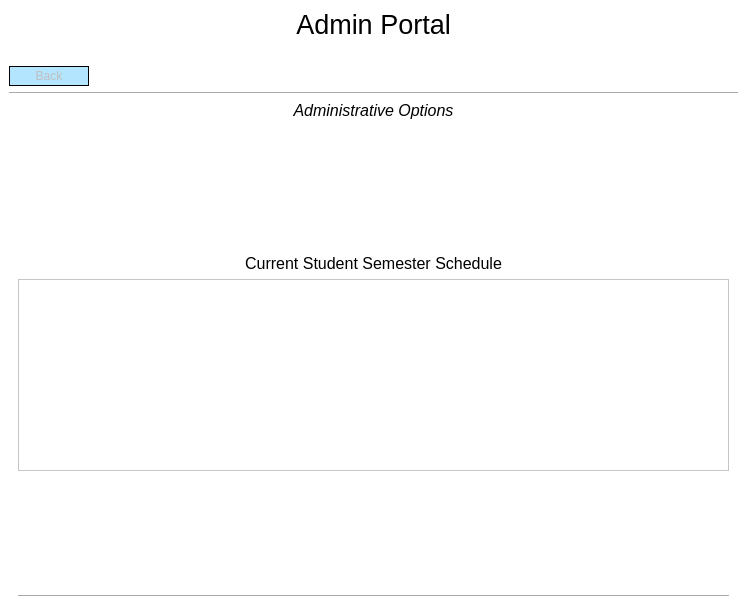
Above: Form Files/adminView.ui from alixabahena/SIMS before the change. Below: the same form after it.
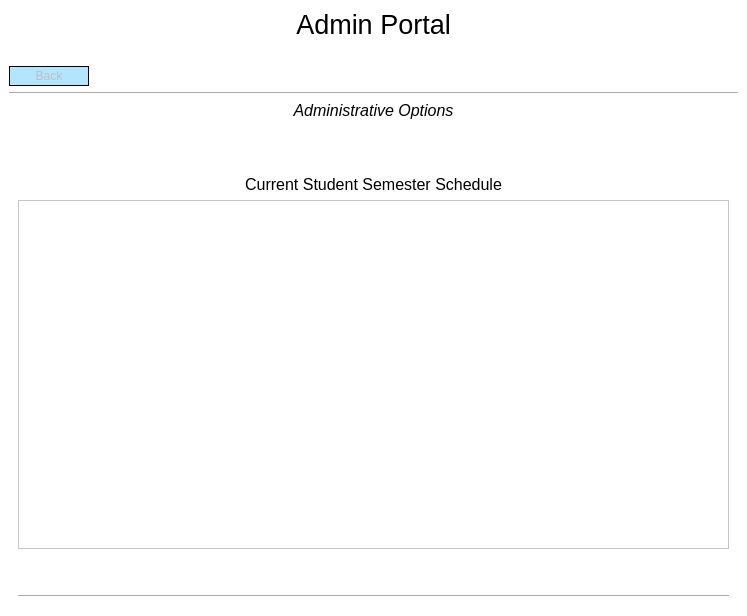
That is the form after the change. The open tabs and pages were chosen to show the change.

Commit message: Changed the size of some views and buttons

What changed in the file:
```diff
--- a/Form Files/adminView.ui
+++ b/Form Files/adminView.ui
@@ -263,6 +263,9 @@
               <property name="orientation">
                <enum>Qt::Vertical</enum>
               </property>
+              <property name="sizeType">
+               <enum>QSizePolicy::Maximum</enum>
+              </property>
               <property name="sizeHint" stdset="0">
                <size>
                 <width>20</width>
@@ -314,6 +317,9 @@
               <property name="orientation">
                <enum>Qt::Vertical</enum>
               </property>
+              <property name="sizeType">
+               <enum>QSizePolicy::Maximum</enum>
+              </property>
               <property name="sizeHint" stdset="0">
                <size>
                 <width>20</width>
```
